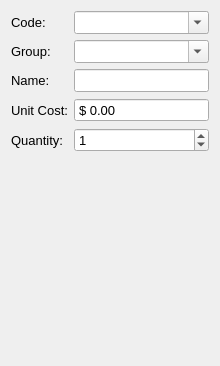
First picture: the form in gui_purchase.ui, repository Redent0r/Libra, before the edit.
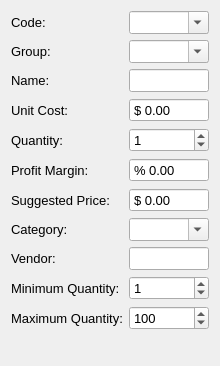
Second picture: the form after the edit. Icons and pictures are not drawn.

Commit message: added missing features from gui purchase in order to complete database tables

Diff of the .ui file:
```diff
--- a/gui_purchase.ui
+++ b/gui_purchase.ui
@@ -59,9 +59,6 @@
   <layout class="QVBoxLayout" name="verticalLayout">
    <item>
     <layout class="QFormLayout" name="formLayout">
-     <property name="fieldGrowthPolicy">
-      <enum>QFormLayout::AllNonFixedFieldsGrow</enum>
-     </property>
      <item row="0" column="0">
       <widget class="QLabel" name="label">
        <property name="text">
@@ -69,27 +66,6 @@
        </property>
       </widget>
      </item>
-     <item row="0" column="1">
-      <widget class="QComboBox" name="cmBoxCode">
-       <property name="editable">
-        <bool>true</bool>
-       </property>
-      </widget>
-     </item>
-     <item row="1" column="0">
-      <widget class="QLabel" name="label_11">
-       <property name="text">
-        <string>Group:</string>
-       </property>
-      </widget>
-     </item>
-     <item row="1" column="1">
-      <widget class="QComboBox" name="cmboxGroup">
-       <property name="editable">
-        <bool>true</bool>
-       </property>
-      </widget>
-     </item>
      <item row="2" column="0">
       <widget class="QLabel" name="label_2">
        <property name="text">
@@ -111,28 +87,6 @@
        </property>
       </widget>
      </item>
-     <item row="4" column="1">
-      <widget class="QDoubleSpinBox" name="spnboxCost">
-       <property name="buttonSymbols">
-        <enum>QAbstractSpinBox::NoButtons</enum>
-       </property>
-       <property name="keyboardTracking">
-        <bool>false</bool>
-       </property>
-       <property name="prefix">
-        <string>$ </string>
-       </property>
-       <property name="suffix">
-        <string/>
-       </property>
-       <property name="decimals">
-        <number>2</number>
-       </property>
-       <property name="maximum">
-        <double>9999.000000000000000</double>
-       </property>
-      </widget>
-     </item>
      <item row="5" column="0">
       <widget class="QLabel" name="label_3">
        <property name="text">
@@ -174,6 +128,175 @@
        </property>
       </widget>
      </item>
+     <item row="9" column="0">
+      <widget class="QLabel" name="label_4">
+       <property name="text">
+        <string>Category:</string>
+       </property>
+      </widget>
+     </item>
+     <item row="10" column="0">
+      <widget class="QLabel" name="label_6">
+       <property name="text">
+        <string>Vendor:</string>
+       </property>
+      </widget>
+     </item>
+     <item row="10" column="1">
+      <widget class="QLineEdit" name="leditVendor">
+       <property name="placeholderText">
+        <string/>
+       </property>
+      </widget>
+     </item>
+     <item row="11" column="0">
+      <widget class="QLabel" name="label_7">
+       <property name="text">
+        <string>Minimum Quantity:</string>
+       </property>
+      </widget>
+     </item>
+     <item row="11" column="1">
+      <widget class="QSpinBox" name="spnBoxMin">
+       <property name="sizePolicy">
+        <sizepolicy hsizetype="Minimum" vsizetype="Fixed">
+         <horstretch>0</horstretch>
+         <verstretch>0</verstretch>
+        </sizepolicy>
+       </property>
+       <property name="accelerated">
+        <bool>false</bool>
+       </property>
+       <property name="maximum">
+        <number>999999</number>
+       </property>
+       <property name="value">
+        <number>1</number>
+       </property>
+      </widget>
+     </item>
+     <item row="12" column="1">
+      <widget class="QSpinBox" name="spnBoxMax">
+       <property name="sizePolicy">
+        <sizepolicy hsizetype="Minimum" vsizetype="Fixed">
+         <horstretch>0</horstretch>
+         <verstretch>0</verstretch>
+        </sizepolicy>
+       </property>
+       <property name="accelerated">
+        <bool>true</bool>
+       </property>
+       <property name="maximum">
+        <number>999999</number>
+       </property>
+       <property name="value">
+        <number>100</number>
+       </property>
+      </widget>
+     </item>
+     <item row="7" column="0">
+      <widget class="QLabel" name="label_9">
+       <property name="text">
+        <string>Suggested Price:</string>
+       </property>
+      </widget>
+     </item>
+     <item row="6" column="0">
+      <widget class="QLabel" name="label_10">
+       <property name="text">
+        <string>Profit Margin:</string>
+       </property>
+      </widget>
+     </item>
+     <item row="12" column="0">
+      <widget class="QLabel" name="label_8">
+       <property name="text">
+        <string>Maximum Quantity:</string>
+       </property>
+      </widget>
+     </item>
+     <item row="0" column="1">
+      <widget class="QComboBox" name="cmBoxCode">
+       <property name="editable">
+        <bool>true</bool>
+       </property>
+      </widget>
+     </item>
+     <item row="4" column="1">
+      <widget class="QDoubleSpinBox" name="spnboxCost">
+       <property name="buttonSymbols">
+        <enum>QAbstractSpinBox::NoButtons</enum>
+       </property>
+       <property name="keyboardTracking">
+        <bool>false</bool>
+       </property>
+       <property name="prefix">
+        <string>$ </string>
+       </property>
+       <property name="suffix">
+        <string/>
+       </property>
+       <property name="decimals">
+        <number>2</number>
+       </property>
+       <property name="maximum">
+        <double>9999.000000000000000</double>
+       </property>
+      </widget>
+     </item>
+     <item row="6" column="1">
+      <widget class="QDoubleSpinBox" name="spnboxMargin">
+       <property name="buttonSymbols">
+        <enum>QAbstractSpinBox::NoButtons</enum>
+       </property>
+       <property name="keyboardTracking">
+        <bool>false</bool>
+       </property>
+       <property name="prefix">
+        <string>% </string>
+       </property>
+       <property name="maximum">
+        <double>9999.000000000000000</double>
+       </property>
+      </widget>
+     </item>
+     <item row="7" column="1">
+      <widget class="QDoubleSpinBox" name="spnboxPrice">
+       <property name="buttonSymbols">
+        <enum>QAbstractSpinBox::NoButtons</enum>
+       </property>
+       <property name="keyboardTracking">
+        <bool>false</bool>
+       </property>
+       <property name="prefix">
+        <string>$ </string>
+       </property>
+       <property name="maximum">
+        <double>99999.000000000000000</double>
+       </property>
+      </widget>
+     </item>
+     <item row="9" column="1">
+      <widget class="QComboBox" name="cmboxCategory">
+       <property name="editable">
+        <bool>true</bool>
+       </property>
+      </widget>
+     </item>
+     <item row="1" column="0">
+      <widget class="QLabel" name="label_11">
+       <property name="text">
+        <string>Group:</string>
+       </property>
+      </widget>
+     </item>
+     <item row="1" column="1">
+      <widget class="QComboBox" name="cmboxGroup">
+       <property name="editable">
+        <bool>true</bool>
+       </property>
+      </widget>
+     </item>
     </layout>
    </item>
   </layout>
```
The commit also changes 1 other file.
